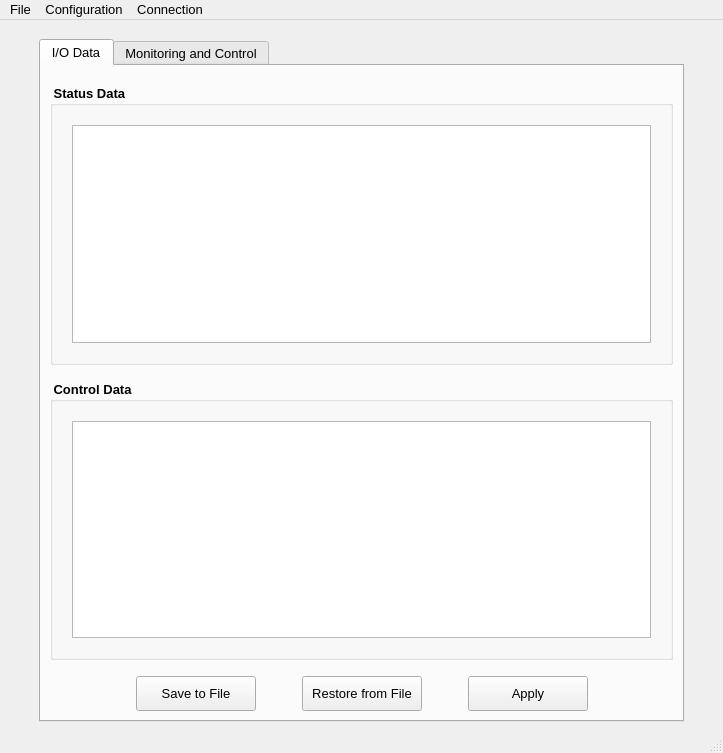
First picture: the form in TCP_Client/mainwindow.ui, repository epw7856/TCP_Client, before the edit.
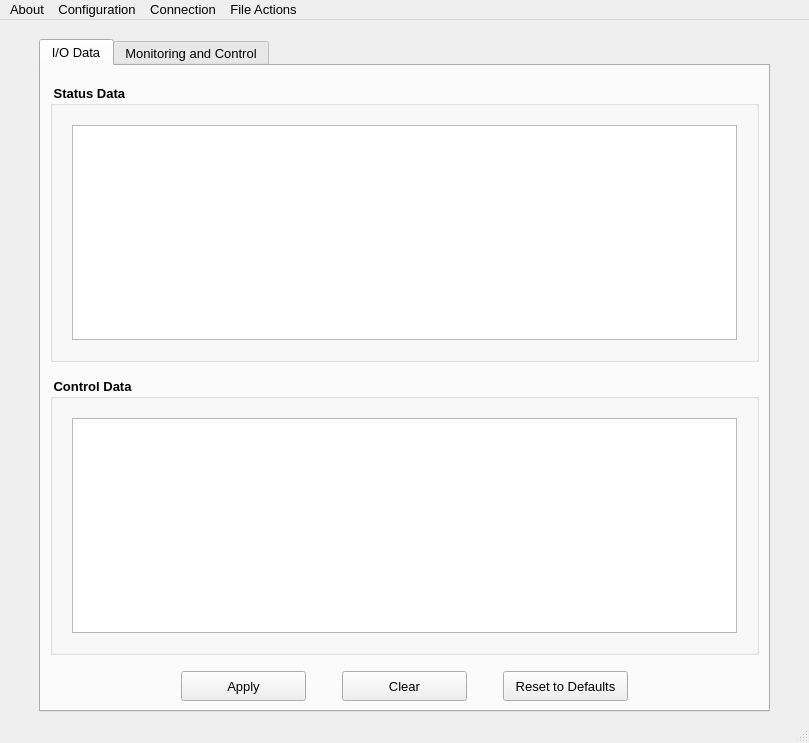
Second picture: the form after the edit.

Commit message: Implemented the File Actions menu in the main window.

```diff
--- a/TCP_Client/mainwindow.ui
+++ b/TCP_Client/mainwindow.ui
@@ -6,8 +6,8 @@
    <rect>
     <x>0</x>
     <y>0</y>
-    <width>723</width>
-    <height>753</height>
+    <width>809</width>
+    <height>743</height>
    </rect>
   </property>
   <property name="font">
@@ -346,82 +346,12 @@
               </property>
              </spacer>
             </item>
-            <item>
-             <widget class="QPushButton" name="pushButtonSaveToFile">
-              <property name="sizePolicy">
-               <sizepolicy hsizetype="Fixed" vsizetype="Fixed">
-                <horstretch>0</horstretch>
-                <verstretch>0</verstretch>
-               </sizepolicy>
-              </property>
-              <property name="minimumSize">
-               <size>
-                <width>120</width>
-                <height>35</height>
-               </size>
-              </property>
-              <property name="text">
-               <string>Save to File</string>
-              </property>
-             </widget>
-            </item>
-            <item>
-             <spacer name="horizontalSpacer_3">
-              <property name="orientation">
-               <enum>Qt::Horizontal</enum>
-              </property>
-              <property name="sizeType">
-               <enum>QSizePolicy::Fixed</enum>
-              </property>
-              <property name="sizeHint" stdset="0">
-               <size>
-                <width>40</width>
-                <height>20</height>
-               </size>
-              </property>
-             </spacer>
-            </item>
-            <item>
-             <widget class="QPushButton" name="pushButtonRestoreFromFile">
-              <property name="sizePolicy">
-               <sizepolicy hsizetype="Fixed" vsizetype="Fixed">
-                <horstretch>0</horstretch>
-                <verstretch>0</verstretch>
-               </sizepolicy>
-              </property>
-              <property name="minimumSize">
-               <size>
-                <width>120</width>
-                <height>35</height>
-               </size>
-              </property>
-              <property name="text">
-               <string>Restore from File</string>
-              </property>
-             </widget>
-            </item>
-            <item>
-             <spacer name="horizontalSpacer_10">
-              <property name="orientation">
-               <enum>Qt::Horizontal</enum>
-              </property>
-              <property name="sizeType">
-               <enum>QSizePolicy::Fixed</enum>
-              </property>
-              <property name="sizeHint" stdset="0">
-               <size>
-                <width>40</width>
-                <height>20</height>
-               </size>
-              </property>
-             </spacer>
-            </item>
             <item>
              <widget class="QPushButton" name="pushButtonApply">
               <property name="minimumSize">
                <size>
-                <width>120</width>
-                <height>35</height>
+                <width>125</width>
+                <height>30</height>
                </size>
               </property>
               <property name="text">
@@ -429,6 +359,76 @@
               </property>
              </widget>
             </item>
+            <item>
+             <spacer name="horizontalSpacer_3">
+              <property name="orientation">
+               <enum>Qt::Horizontal</enum>
+              </property>
+              <property name="sizeType">
+               <enum>QSizePolicy::Fixed</enum>
+              </property>
+              <property name="sizeHint" stdset="0">
+               <size>
+                <width>30</width>
+                <height>20</height>
+               </size>
+              </property>
+             </spacer>
+            </item>
+            <item>
+             <widget class="QPushButton" name="pushButtonClear">
+              <property name="sizePolicy">
+               <sizepolicy hsizetype="Fixed" vsizetype="Fixed">
+                <horstretch>0</horstretch>
+                <verstretch>0</verstretch>
+               </sizepolicy>
+              </property>
+              <property name="minimumSize">
+               <size>
+                <width>125</width>
+                <height>30</height>
+               </size>
+              </property>
+              <property name="text">
+               <string>Clear</string>
+              </property>
+             </widget>
+            </item>
+            <item>
+             <spacer name="horizontalSpacer_10">
+              <property name="orientation">
+               <enum>Qt::Horizontal</enum>
+              </property>
+              <property name="sizeType">
+               <enum>QSizePolicy::Fixed</enum>
+              </property>
+              <property name="sizeHint" stdset="0">
+               <size>
+                <width>30</width>
+                <height>20</height>
+               </size>
+              </property>
+             </spacer>
+            </item>
+            <item>
+             <widget class="QPushButton" name="pushButtonReset">
+              <property name="sizePolicy">
+               <sizepolicy hsizetype="Fixed" vsizetype="Fixed">
+                <horstretch>0</horstretch>
+                <verstretch>0</verstretch>
+               </sizepolicy>
+              </property>
+              <property name="minimumSize">
+               <size>
+                <width>125</width>
+                <height>30</height>
+               </size>
+              </property>
+              <property name="text">
+               <string>Reset to Defaults</string>
+              </property>
+             </widget>
+            </item>
             <item>
              <spacer name="horizontalSpacer">
               <property name="orientation">
@@ -478,11 +478,11 @@
     <rect>
      <x>0</x>
      <y>0</y>
-     <width>723</width>
+     <width>809</width>
      <height>23</height>
     </rect>
    </property>
-   <widget class="QMenu" name="menuFile">
+   <widget class="QMenu" name="menuAbout">
     <property name="font">
      <font>
       <family>Segoe UI</family>
@@ -490,7 +490,7 @@
      </font>
     </property>
     <property name="title">
-     <string>File</string>
+     <string>About</string>
     </property>
     <addaction name="actionAbout"/>
     <addaction name="actionExit"/>
@@ -521,9 +521,19 @@
     <addaction name="actionConnectToServer"/>
     <addaction name="actionDisconnectFromServer"/>
    </widget>
-   <addaction name="menuFile"/>
+   <widget class="QMenu" name="menuFileActions">
+    <property name="title">
+     <string>File Actions</string>
+    </property>
+    <addaction name="actionSaveStatusDataToFile"/>
+    <addaction name="separator"/>
+    <addaction name="actionSaveControlDataToFile"/>
+    <addaction name="actionRestoreControlDataFromFile"/>
+   </widget>
+   <addaction name="menuAbout"/>
    <addaction name="menuConfiguration"/>
    <addaction name="menuConnection"/>
+   <addaction name="menuFileActions"/>
   </widget>
   <widget class="QStatusBar" name="statusBar"/>
   <action name="actionAbout">
```
Left out of the diff: 35 changed lines with no effect on the pictures. The commit also changes 4 other files.
